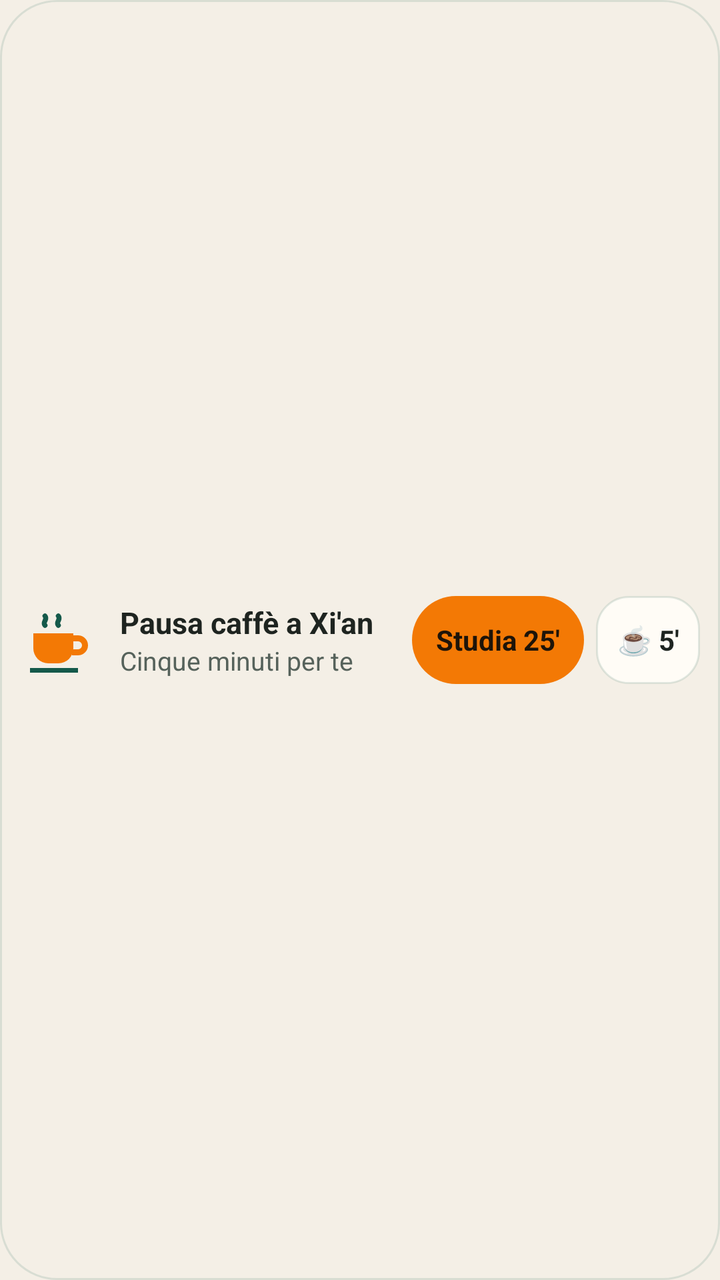
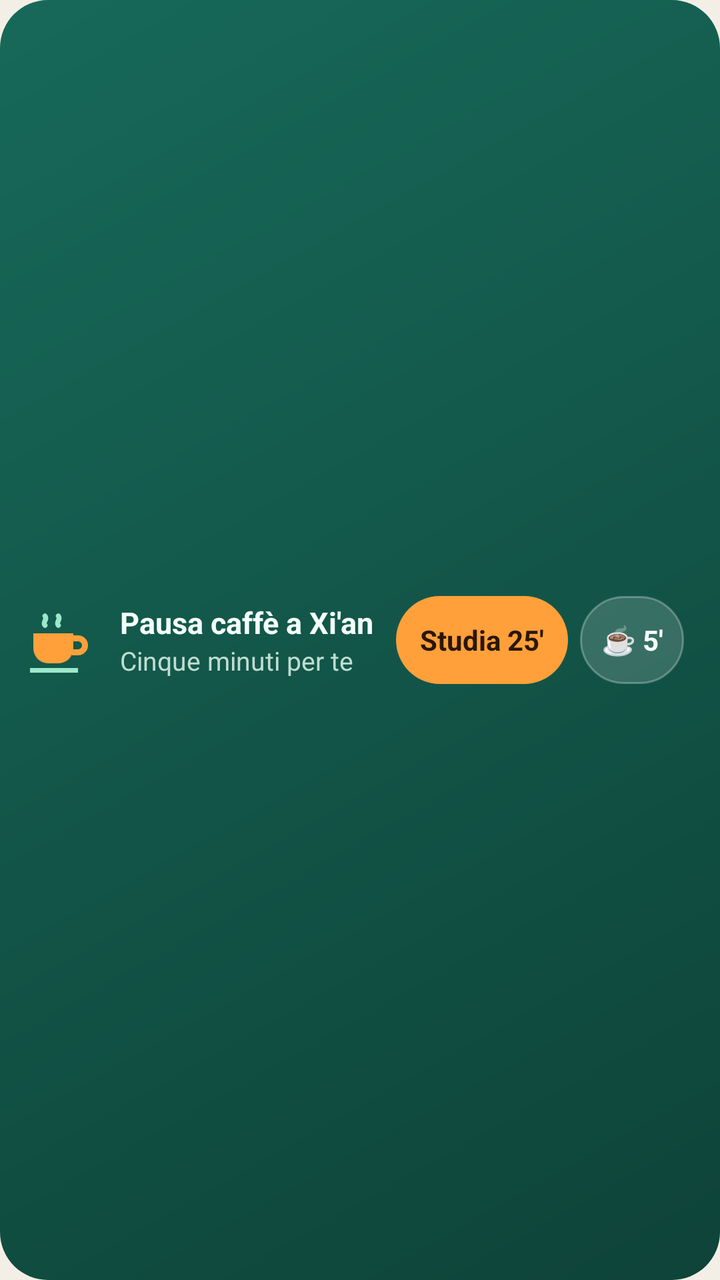

Screens rendered from an Android XML layout before and after an edit, with the pre-edit source and the edit as a unified diff.
<!-- AndroidManifest.xml: application theme AppTheme -->
<!-- res/layout/widget_pause.xml -->
<?xml version="1.0" encoding="utf-8"?>
<LinearLayout xmlns:android="http://schemas.android.com/apk/res/android"
    android:id="@+id/w_root" android:layout_width="match_parent" android:layout_height="match_parent"
    android:orientation="horizontal" android:gravity="center_vertical" android:baselineAligned="false"
    android:padding="10dp" android:background="@drawable/widget_bg">
    <ImageView android:id="@+id/t_icon" android:layout_width="40dp" android:layout_height="40dp" android:src="@drawable/ic_w_cup" android:importantForAccessibility="no" />
    <LinearLayout android:layout_width="0dp" android:layout_height="wrap_content" android:layout_weight="1" android:layout_marginStart="10dp" android:orientation="vertical">
        <TextView android:id="@+id/t_title" android:layout_width="match_parent" android:layout_height="wrap_content" android:maxLines="1" android:ellipsize="end"
            android:text="@string/p_title_coffee" android:textColor="@color/w_ink" android:textSize="15sp" android:textStyle="bold" />
        <TextView android:id="@+id/t_sub" android:layout_width="match_parent" android:layout_height="wrap_content" android:maxLines="1" android:ellipsize="end"
            android:text="@string/p_sub_coffee" android:textColor="@color/w_muted" android:textSize="13sp" />
    </LinearLayout>
    <Chronometer android:id="@+id/t_chrono" android:layout_width="wrap_content" android:layout_height="wrap_content" android:layout_marginStart="6dp" android:visibility="gone"
        android:textColor="@color/w_accent" android:textSize="26sp" android:textStyle="bold" />
    <TextView android:id="@+id/t_b1" android:layout_width="wrap_content" android:layout_height="44dp" android:minWidth="64dp" android:layout_marginStart="8dp"
        android:gravity="center" android:paddingStart="12dp" android:paddingEnd="12dp" android:background="@drawable/widget_btn"
        android:text="@string/p_b_focus" android:textColor="@color/w_on_orange" android:textSize="14sp" android:textStyle="bold" />
    <TextView android:id="@+id/t_b2" android:layout_width="wrap_content" android:layout_height="44dp" android:minWidth="52dp" android:layout_marginStart="6dp"
        android:gravity="center" android:paddingStart="10dp" android:paddingEnd="10dp" android:background="@drawable/widget_card"
        android:text="@string/p_b_break" android:textColor="@color/w_ink" android:textSize="14sp" android:textStyle="bold" />
</LinearLayout>
<!-- resources referenced by this layout -->
<resources>
  <color name="w_accent">#14594A</color>
  <color name="w_ink">#1E2420</color>
  <color name="w_muted">#56625B</color>
  <color name="w_on_orange">#1E1409</color>
  <!-- drawable ic_w_cup (drawable) -->
  <?xml version="1.0" encoding="utf-8"?>
  <vector xmlns:android="http://schemas.android.com/apk/res/android" android:width="40dp" android:height="40dp" android:viewportWidth="24" android:viewportHeight="24">
      <path android:fillColor="@color/w_orange" android:pathData="M4,10h12v4.5a4.5,4.5 0 0,1 -4.5,4.5h-3A4.5,4.5 0 0,1 4,14.5z" />
      <path android:strokeColor="@color/w_orange" android:strokeWidth="1.8" android:fillColor="#00000000" android:pathData="M16,11.5h1.4a2.1,2.1 0 0,1 0,4.2H15.6" />
      <path android:fillColor="@color/w_accent" android:pathData="M3,20.4h14.4v1.4H3z" />
      <path android:strokeColor="@color/w_accent" android:strokeWidth="1.5" android:strokeLineCap="round" android:fillColor="#00000000" android:pathData="M7.5,7.6c-0.9,-1 0.9,-1.7 0,-2.8M11.5,7.6c-0.9,-1 0.9,-1.7 0,-2.8" />
  </vector>
  <!-- drawable widget_bg (drawable) -->
  <?xml version="1.0" encoding="utf-8"?>
  <shape xmlns:android="http://schemas.android.com/apk/res/android" android:shape="rectangle">
      <solid android:color="@color/w_bg" />
      <stroke android:width="1dp" android:color="@color/w_stroke" />
      <corners android:radius="24dp" />
  </shape>
  <!-- drawable widget_btn (drawable) -->
  <?xml version="1.0" encoding="utf-8"?>
  <ripple xmlns:android="http://schemas.android.com/apk/res/android" android:color="@color/w_ripple">
      <item>
          <shape android:shape="rectangle">
              <solid android:color="@color/w_orange" />
              <corners android:radius="24dp" />
          </shape>
      </item>
  </ripple>
  <!-- drawable widget_card (drawable) -->
  <?xml version="1.0" encoding="utf-8"?>
  <ripple xmlns:android="http://schemas.android.com/apk/res/android" android:color="@color/w_ripple">
      <item>
          <shape android:shape="rectangle">
              <solid android:color="@color/w_card" />
              <stroke android:width="1dp" android:color="@color/w_stroke" />
              <corners android:radius="16dp" />
          </shape>
      </item>
  </ripple>
  <string name="p_b_break">☕ 5′</string>
  <string name="p_b_focus">Studia 25′</string>
  <string name="p_sub_coffee">Cinque minuti per te</string>
  <string name="p_title_coffee">Pausa caffè a Xi\'an</string>
  <style name="AppTheme" parent="android:Theme.Material.Light.NoActionBar">
          <item name="android:windowBackground">@color/paper</item>
          <item name="android:statusBarColor">@color/paper</item>
          <item name="android:navigationBarColor">@color/paper</item>
          <item name="android:windowLightStatusBar">true</item>
          <item name="android:colorAccent">@color/accent</item>
      </style>
  <color name="w_orange">#F37905</color>
  <color name="w_bg">#F4EFE6</color>
  <color name="w_stroke">#1F14594A</color>
  <color name="w_ripple">#33000000</color>
  <color name="w_card">#FFFCF6</color>
  <color name="paper">#F4EFE6</color>
  <color name="accent">#14594A</color>
</resources>

<!-- the commit's change to res/layout/widget_pause.xml (unified diff, before → after) -->
@@ -2,20 +2,20 @@
 <LinearLayout xmlns:android="http://schemas.android.com/apk/res/android"
     android:id="@+id/w_root" android:layout_width="match_parent" android:layout_height="match_parent"
     android:orientation="horizontal" android:gravity="center_vertical" android:baselineAligned="false"
-    android:padding="10dp" android:background="@drawable/widget_bg">
-    <ImageView android:id="@+id/t_icon" android:layout_width="40dp" android:layout_height="40dp" android:src="@drawable/ic_w_cup" android:importantForAccessibility="no" />
+    android:paddingStart="10dp" android:paddingEnd="18dp" android:paddingTop="10dp" android:paddingBottom="10dp" android:background="@drawable/w_giada_afternoon">
+    <ImageView android:id="@+id/t_icon" android:layout_width="40dp" android:layout_height="40dp" android:src="@drawable/ic_g_cup" android:importantForAccessibility="no" />
     <LinearLayout android:layout_width="0dp" android:layout_height="wrap_content" android:layout_weight="1" android:layout_marginStart="10dp" android:orientation="vertical">
         <TextView android:id="@+id/t_title" android:layout_width="match_parent" android:layout_height="wrap_content" android:maxLines="1" android:ellipsize="end"
-            android:text="@string/p_title_coffee" android:textColor="@color/w_ink" android:textSize="15sp" android:textStyle="bold" />
+            android:text="@string/p_title_coffee" android:textColor="@color/w_g_text" android:textSize="15sp" android:textStyle="bold" />
         <TextView android:id="@+id/t_sub" android:layout_width="match_parent" android:layout_height="wrap_content" android:maxLines="1" android:ellipsize="end"
-            android:text="@string/p_sub_coffee" android:textColor="@color/w_muted" android:textSize="13sp" />
+            android:text="@string/p_sub_coffee" android:textColor="@color/w_g_mute" android:textSize="13sp" />
     </LinearLayout>
     <Chronometer android:id="@+id/t_chrono" android:layout_width="wrap_content" android:layout_height="wrap_content" android:layout_marginStart="6dp" android:visibility="gone"
-        android:textColor="@color/w_accent" android:textSize="26sp" android:textStyle="bold" />
+        android:fontFamily="monospace" android:textColor="@color/w_g_mint" android:textSize="24sp" android:textStyle="bold" />
     <TextView android:id="@+id/t_b1" android:layout_width="wrap_content" android:layout_height="44dp" android:minWidth="64dp" android:layout_marginStart="8dp"
-        android:gravity="center" android:paddingStart="12dp" android:paddingEnd="12dp" android:background="@drawable/widget_btn"
-        android:text="@string/p_b_focus" android:textColor="@color/w_on_orange" android:textSize="14sp" android:textStyle="bold" />
+        android:gravity="center" android:paddingStart="12dp" android:paddingEnd="12dp" android:background="@drawable/w_btn_giada"
+        android:text="@string/p_b_focus" android:textColor="@color/w_g_on_orange" android:textSize="14sp" android:textStyle="bold" />
     <TextView android:id="@+id/t_b2" android:layout_width="wrap_content" android:layout_height="44dp" android:minWidth="52dp" android:layout_marginStart="6dp"
-        android:gravity="center" android:paddingStart="10dp" android:paddingEnd="10dp" android:background="@drawable/widget_card"
-        android:text="@string/p_b_break" android:textColor="@color/w_ink" android:textSize="14sp" android:textStyle="bold" />
+        android:gravity="center" android:paddingStart="10dp" android:paddingEnd="10dp" android:background="@drawable/w_btn_glass"
+        android:text="@string/p_b_break" android:textColor="@color/w_g_text" android:textSize="14sp" android:textStyle="bold" />
 </LinearLayout>
<!-- resource entries referenced after the edit -->
@@ -1,45 +1,35 @@
 <!-- resources referenced by this layout -->
 <resources>
-  <color name="w_accent">#14594A</color>
-  <color name="w_ink">#1E2420</color>
-  <color name="w_muted">#56625B</color>
-  <color name="w_on_orange">#1E1409</color>
-  <!-- drawable ic_w_cup (drawable) -->
+  <color name="w_g_mint">#9BE8CB</color>
+  <color name="w_g_mute">#BFDDD2</color>
+  <color name="w_g_on_orange">#2A1604</color>
+  <color name="w_g_text">#F4FFF9</color>
+  <!-- drawable ic_g_cup (drawable) -->
   <?xml version="1.0" encoding="utf-8"?>
   <vector xmlns:android="http://schemas.android.com/apk/res/android" android:width="40dp" android:height="40dp" android:viewportWidth="24" android:viewportHeight="24">
-      <path android:fillColor="@color/w_orange" android:pathData="M4,10h12v4.5a4.5,4.5 0 0,1 -4.5,4.5h-3A4.5,4.5 0 0,1 4,14.5z" />
-      <path android:strokeColor="@color/w_orange" android:strokeWidth="1.8" android:fillColor="#00000000" android:pathData="M16,11.5h1.4a2.1,2.1 0 0,1 0,4.2H15.6" />
-      <path android:fillColor="@color/w_accent" android:pathData="M3,20.4h14.4v1.4H3z" />
-      <path android:strokeColor="@color/w_accent" android:strokeWidth="1.5" android:strokeLineCap="round" android:fillColor="#00000000" android:pathData="M7.5,7.6c-0.9,-1 0.9,-1.7 0,-2.8M11.5,7.6c-0.9,-1 0.9,-1.7 0,-2.8" />
+      <path android:fillColor="@color/w_g_orange" android:pathData="M4,10h12v4.5a4.5,4.5 0 0,1 -4.5,4.5h-3A4.5,4.5 0 0,1 4,14.5z" />
+      <path android:strokeColor="@color/w_g_orange" android:strokeWidth="1.8" android:fillColor="#00000000" android:pathData="M16,11.5h1.4a2.1,2.1 0 0,1 0,4.2H15.6" />
+      <path android:fillColor="@color/w_g_mint" android:pathData="M3,20.4h14.4v1.4H3z" />
+      <path android:strokeColor="@color/w_g_mint" android:strokeWidth="1.5" android:strokeLineCap="round" android:fillColor="#00000000" android:pathData="M7.5,7.6c-0.9,-1 0.9,-1.7 0,-2.8M11.5,7.6c-0.9,-1 0.9,-1.7 0,-2.8" />
   </vector>
-  <!-- drawable widget_bg (drawable) -->
+  <!-- drawable w_btn_giada (drawable) -->
   <?xml version="1.0" encoding="utf-8"?>
-  <shape xmlns:android="http://schemas.android.com/apk/res/android" android:shape="rectangle">
-      <solid android:color="@color/w_bg" />
-      <stroke android:width="1dp" android:color="@color/w_stroke" />
-      <corners android:radius="24dp" />
-  </shape>
-  <!-- drawable widget_btn (drawable) -->
+  <ripple xmlns:android="http://schemas.android.com/apk/res/android" android:color="@color/w_g_ripple">
+      <item><shape android:shape="rectangle"><solid android:color="@color/w_g_orange" /><corners android:radius="24dp" /></shape></item>
+  </ripple>
+  <!-- drawable w_btn_glass (drawable) -->
   <?xml version="1.0" encoding="utf-8"?>
-  <ripple xmlns:android="http://schemas.android.com/apk/res/android" android:color="@color/w_ripple">
-      <item>
-          <shape android:shape="rectangle">
-              <solid android:color="@color/w_orange" />
-              <corners android:radius="24dp" />
-          </shape>
-      </item>
+  <ripple xmlns:android="http://schemas.android.com/apk/res/android" android:color="@color/w_g_ripple">
+      <item><shape android:shape="rectangle"><solid android:color="@color/w_g_glass" /><stroke android:width="1dp" android:color="@color/w_g_glass_line" /><corners android:radius="24dp" /></shape></item>
   </ripple>
-  <!-- drawable widget_card (drawable) -->
+  <!-- drawable w_giada_afternoon (drawable) -->
   <?xml version="1.0" encoding="utf-8"?>
-  <ripple xmlns:android="http://schemas.android.com/apk/res/android" android:color="@color/w_ripple">
-      <item>
-          <shape android:shape="rectangle">
-              <solid android:color="@color/w_card" />
-              <stroke android:width="1dp" android:color="@color/w_stroke" />
-              <corners android:radius="16dp" />
-          </shape>
-      </item>
-  </ripple>
+  <layer-list xmlns:android="http://schemas.android.com/apk/res/android">
+      <item><shape android:shape="rectangle">
+      <gradient android:angle="315" android:startColor="@color/w_g_a" android:endColor="@color/w_g_b" />
+          <corners android:radius="24dp" />
+      </shape></item>
+  </layer-list>
   <string name="p_b_break">☕ 5′</string>
   <string name="p_b_focus">Studia 25′</string>
   <string name="p_sub_coffee">Cinque minuti per te</string>
@@ -51,11 +41,12 @@
           <item name="android:windowLightStatusBar">true</item>
           <item name="android:colorAccent">@color/accent</item>
       </style>
-  <color name="w_orange">#F37905</color>
-  <color name="w_bg">#F4EFE6</color>
-  <color name="w_stroke">#1F14594A</color>
-  <color name="w_ripple">#33000000</color>
-  <color name="w_card">#FFFCF6</color>
+  <color name="w_g_orange">#FFA03A</color>
+  <color name="w_g_ripple">#33FFFFFF</color>
+  <color name="w_g_glass">#29FFFFFF</color>
+  <color name="w_g_glass_line">#47FFFFFF</color>
+  <color name="w_g_a">#17695A</color>
+  <color name="w_g_b">#0E4338</color>
   <color name="paper">#F4EFE6</color>
   <color name="accent">#14594A</color>
 </resources>
